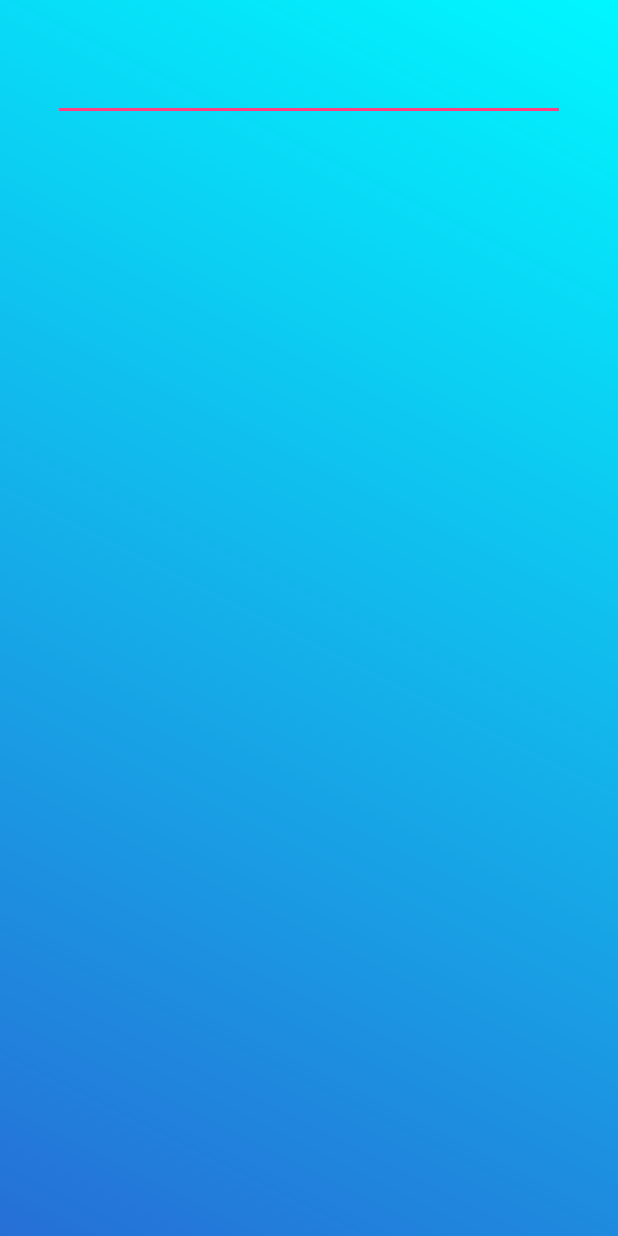
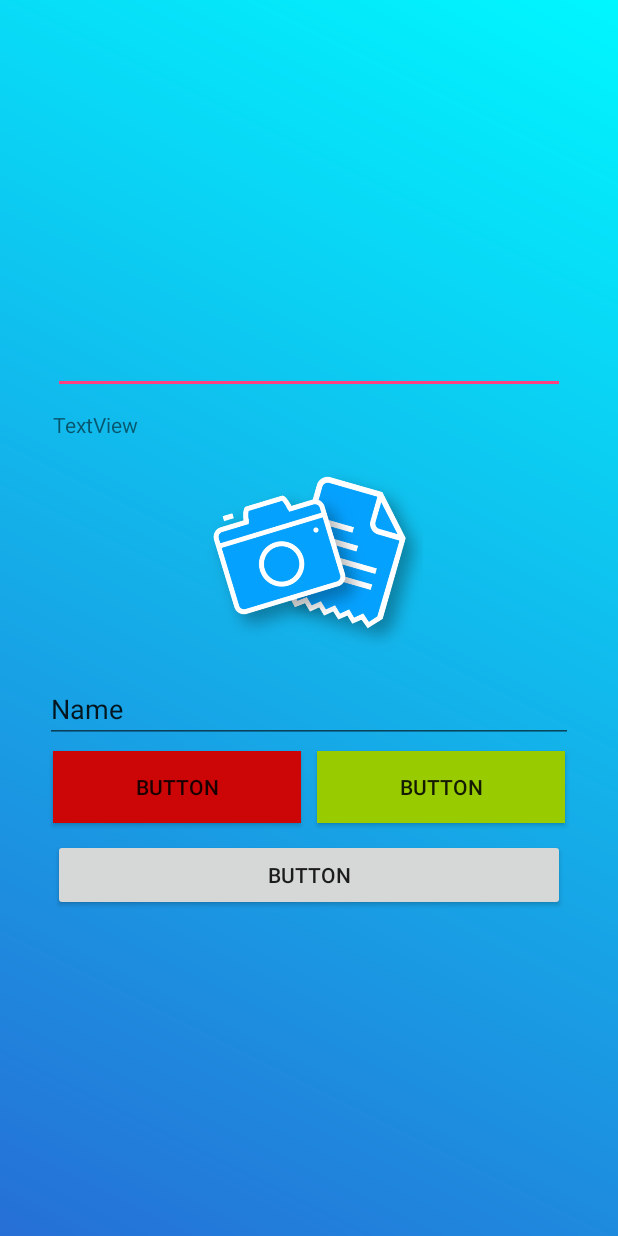
Before and after one commit to jevuu/e-ceipt, an Android app: the OCRTextActivity screen opened directly, with no data from a screen before it, on a phone screen of 412 x 824 dp. Run offline under Robolectric (Android 15) with nearby library versions, the phone set to English and light mode, and no system bars.

Commit message:
Layout Skeleton

```diff
--- a/app/src/main/res/layout/activity_ocrtext.xml
+++ b/app/src/main/res/layout/activity_ocrtext.xml
@@ -10,12 +10,18 @@
 
     <LinearLayout
         android:layout_width="match_parent"
-        android:layout_height="match_parent"
+        android:layout_height="wrap_content"
         android:layout_margin="10dp"
+        android:layout_marginBottom="8dp"
+        android:layout_marginEnd="8dp"
+        android:layout_marginStart="8dp"
+        android:layout_marginTop="8dp"
         android:orientation="vertical"
         android:padding="20dp"
-        tools:layout_editor_absoluteX="10dp"
-        tools:layout_editor_absoluteY="10dp">
+        app:layout_constraintBottom_toBottomOf="parent"
+        app:layout_constraintEnd_toEndOf="parent"
+        app:layout_constraintStart_toStartOf="parent"
+        app:layout_constraintTop_toTopOf="parent">
 
         <EditText
             android:id="@+id/ocr_recvText"
@@ -25,5 +31,61 @@
             android:ems="10"
             android:inputType="textMultiLine"
             tools:background="@color/colorEceiptDarkGrey" />
+
+        <TextView
+            android:id="@+id/ocr_instruc"
+            android:layout_width="match_parent"
+            android:layout_height="wrap_content"
+            android:layout_margin="5dp"
+            android:text="TextView" />
+
+        <ImageView
+            android:id="@+id/ocr_instrucPic"
+            android:layout_width="match_parent"
+            android:layout_height="152dp"
+            app:srcCompat="@drawable/receiptsnap_logo" />
+
+        <EditText
+            android:id="@+id/editText"
+            android:layout_width="match_parent"
+            android:layout_height="wrap_content"
+            android:ems="10"
+            android:inputType="textPersonName"
+            android:text="Name" />
+
+        <LinearLayout
+            android:layout_width="match_parent"
+            android:layout_height="wrap_content"
+            android:orientation="horizontal">
+
+            <Button
+                android:id="@+id/ocr_backItem"
+                android:layout_width="match_parent"
+                android:layout_height="wrap_content"
+                android:layout_margin="5dp"
+                android:layout_weight="1"
+                android:background="@color/colorEceiptDeepRed"
+                android:text="Button"
+                android:theme="?attr/buttonStyleSmall" />
+
+            <Button
+                android:id="@+id/ocr_fwdItem"
+                android:layout_width="match_parent"
+                android:layout_height="wrap_content"
+                android:layout_margin="5dp"
+                android:layout_weight="1"
+                android:background="@android:color/holo_green_light"
+                android:text="Button" />
+
+        </LinearLayout>
+
+        <Button
+            android:id="@+id/ocr_acceptItem"
+            android:layout_width="match_parent"
+            android:layout_height="wrap_content"
+            android:layout_margin="5dp"
+            android:layout_weight="1"
+            android:text="Button" />
+
     </LinearLayout>
 </android.support.constraint.ConstraintLayout>
```
Also changed, not shown: app/src/main/java/com/example/d8/myapplication/OCRTextActivity.java (+2 -15 lines).
